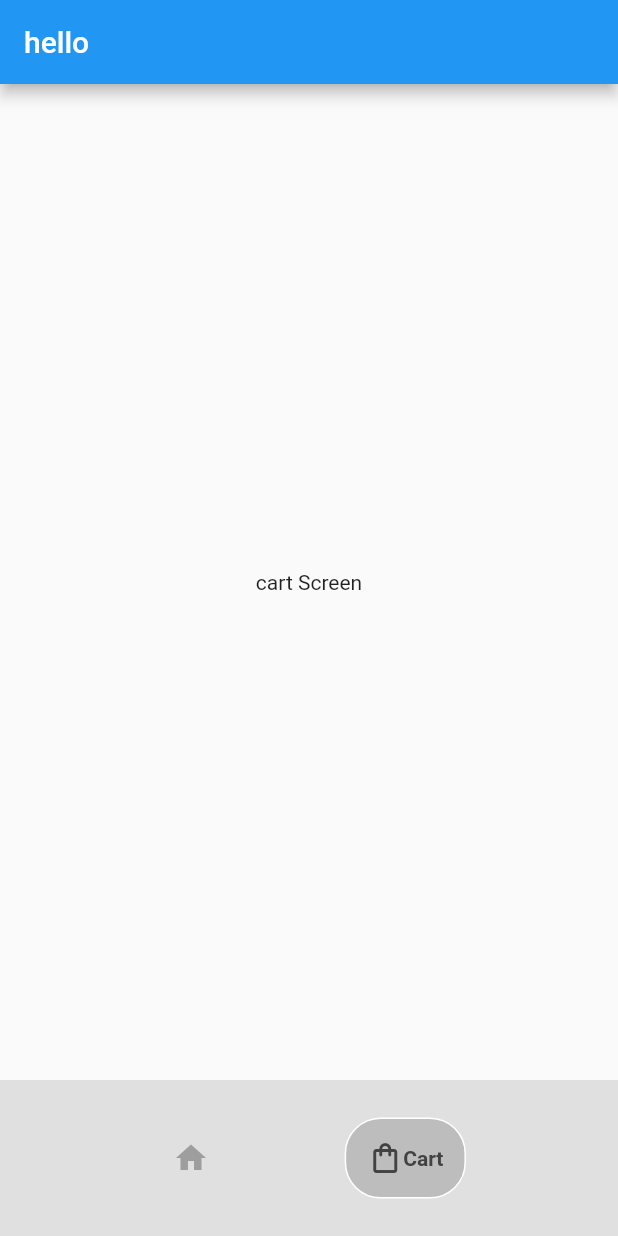
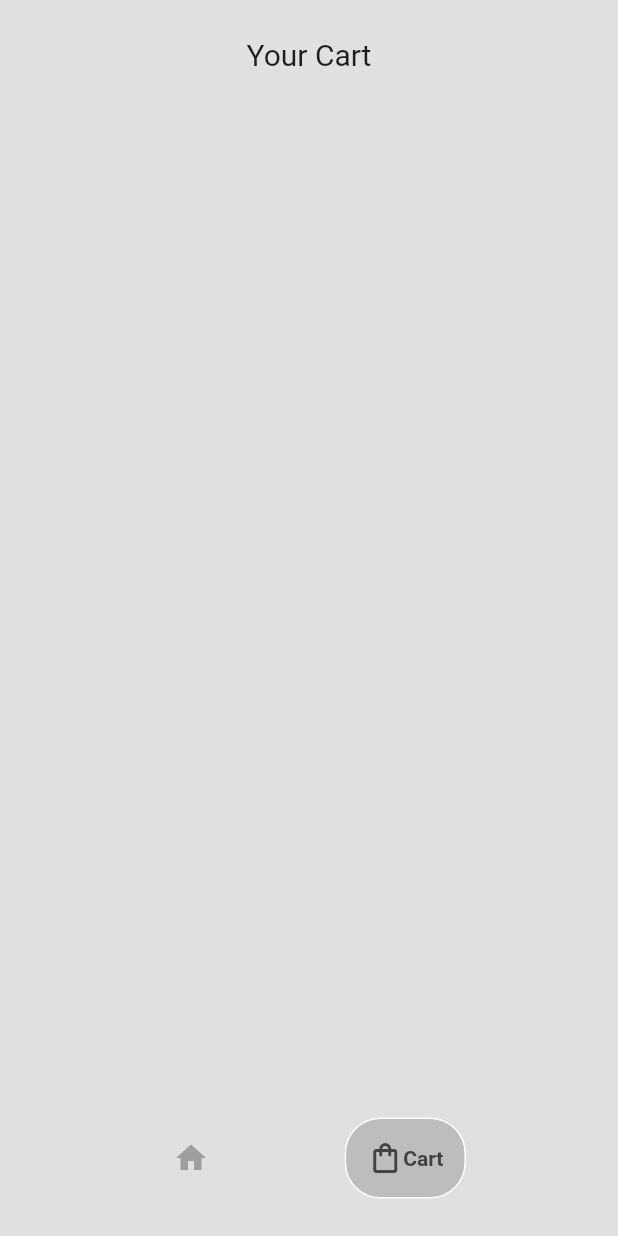
Before and after one commit to mouad-df/coffee_shop, a Flutter app: the screen it shows after launch, item 2 of the bottom bar chosen, on a phone screen of 412 x 824 dp. Run offline on Flutter 3.47's test engine with Material 2 defaults, Android fonts, the phone set to English and light mode, and no system bars; drawn by our look-alikes of google_nav_bar; our stand-ins replace get.

Commit message:
add and delete added

```diff
--- a/lib/main.dart
+++ b/lib/main.dart
@@ -1,7 +1,7 @@
 import 'package:flutter/material.dart';
 import 'package:get/get.dart';
 import 'package:get/get_navigation/src/root/get_material_app.dart';
-import 'package:minllogin_ui/screens/coffe_screen.dart';
+import 'package:minllogin_ui/models/mybinding.dart';
 import 'package:minllogin_ui/screens/homeScreen.dart';
 
 void main() {
@@ -12,12 +12,16 @@ class MyApp extends StatelessWidget {
 
   @override
   Widget build(BuildContext context) {
+    // ignore: prefer_const_constructors
     return GetMaterialApp(
       debugShowCheckedModeBanner: false,
       home: HomeScreen(),
-      getPages: [
-        GetPage(name: "/page1", page: ()=> CoffeeScreen())
-      ],
+      initialRoute: "/",
+      initialBinding: MyBiinding(),
+      // getPages: [
+      //   GetPage(name: "/", page:()=> HomeScreen()),
+      //   GetPage(name: "/page1", page: ()=> CoffeeScreen(),)
+      // ],
     );
   }
 }
--- a/lib/models/coffee_shop.dart
+++ b/lib/models/coffee_shop.dart
@@ -3,7 +3,7 @@ import 'package:get/get.dart';
 import 'package:minllogin_ui/models/coffee.dart';
 
 class CoffeeShop extends GetxController {
-  RxInt counter = 0.obs;
+  int  counter = 0;
   void increment() {
     counter++;
     update();
--- /dev/null
+++ b/lib/models/mybinding.dart
@@ -0,0 +1,9 @@
+import 'package:get/get.dart';
+import 'package:minllogin_ui/models/coffee_shop.dart';
+
+class MyBiinding implements Bindings {
+  @override
+  void dependencies() {
+    Get.put(CoffeeShop());
+  }
+}
--- a/lib/screens/cart_Screen.dart
+++ b/lib/screens/cart_Screen.dart
@@ -1,4 +1,8 @@
 import 'package:flutter/material.dart';
+import 'package:get/get.dart';
+import 'package:minllogin_ui/models/coffee.dart';
+import 'package:minllogin_ui/models/coffee_shop.dart';
+import 'package:minllogin_ui/widgets/coffe_tile.dart';
 
 class CartScreen extends StatefulWidget {
   const CartScreen({super.key});
@@ -7,13 +11,40 @@ class CartScreen extends StatefulWidget {
   State<CartScreen> createState() => _CartScreenState();
 }
 
+CoffeeShop controller = Get.find();
+
+void removeFromCart(Coffee coffee) {
+  controller.removeItemFromCart(coffee);
+}
+
 class _CartScreenState extends State<CartScreen> {
   @override
   Widget build(BuildContext context) {
-    return Scaffold(
-      body: Center(
-        child: Text("cart Screen"),
-      ),
+    return GetBuilder<CoffeeShop>(
+      init: CoffeeShop(),
+      builder: (controller) => SafeArea(
+          child: Padding(
+        padding: const EdgeInsets.all(25.0),
+        child: Column(
+          children: [
+            Text(
+              "Your Cart",
+              style: TextStyle(fontSize: 20),
+            ),
+            SizedBox(height: 25,),
+            Expanded(
+                child: ListView.builder(
+                    itemCount: controller.userCart.length,
+                    itemBuilder: (context, index) {
+                      Coffee eachCoffee = controller.userCart[index];
+                      return CoffeTile(
+                          coffee: eachCoffee,
+                          onPressed: () => removeFromCart(eachCoffee),
+                          icon: Icon(Icons.delete));
+                    }))
+          ],
+        ),
+      )),
     );
   }
 }
--- a/lib/screens/homeScreen.dart
+++ b/lib/screens/homeScreen.dart
@@ -7,6 +7,7 @@ import 'package:minllogin_ui/widgets/bottom_nav_bar.dart';
 
 class HomeScreen extends StatefulWidget {
   const HomeScreen({super.key});
+
 
   @override
   State<HomeScreen> createState() => _HomeScreenState();
@@ -29,9 +30,7 @@ class _HomeScreenState extends State<HomeScreen> {
   @override
   Widget build(BuildContext context) {
     return Scaffold(
-      appBar: AppBar(
-        title: Text("hello "),
-      ),
+
         backgroundColor: backgroundColor,
 
         bottomNavigationBar: BottomNavBar(
```
Also changed, not shown: lib/screens/coffe_screen.dart (deleted, +0 -25 lines), lib/screens/shop_Screen.dart (+36 -24 lines), lib/widgets/coffe_tile.dart (added, +29 -0 lines).
